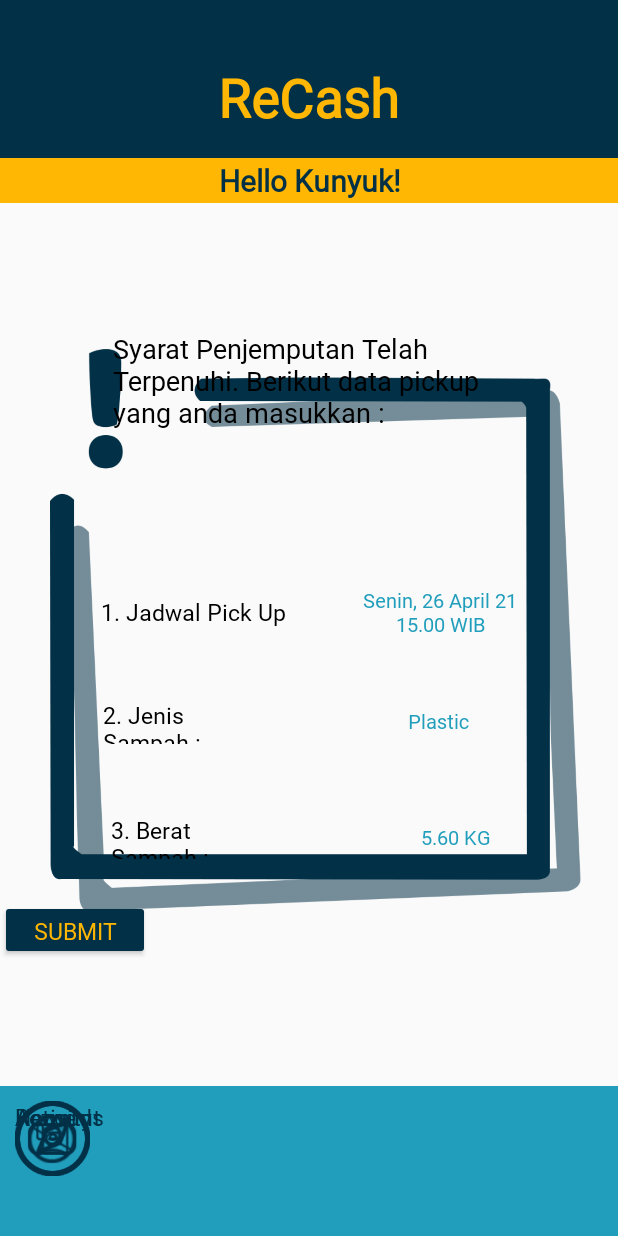
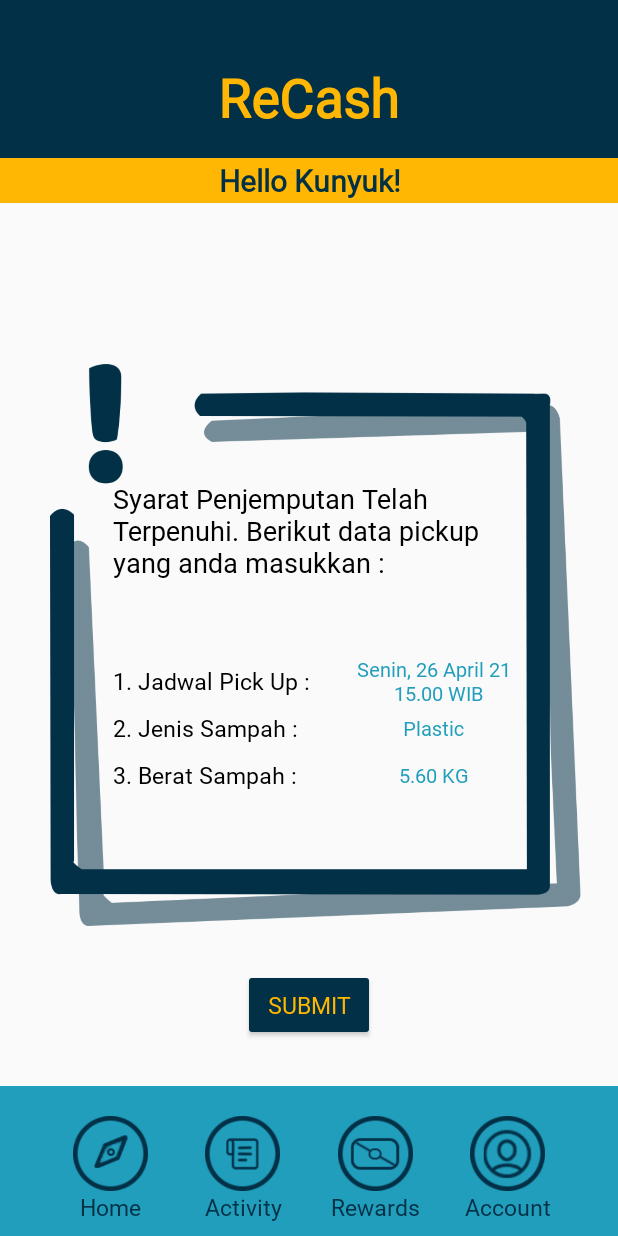
Before and after one commit to andriansanto/UAS_Mobile21, an Android app: the layout request_submit.xml on its own in the app's theme, with its tools: preview values and no code run, on a phone screen of 412 x 824 dp. Run offline under Robolectric (Android 15) with nearby library versions, the phone set to English and light mode, and no system bars.

Commit message:
constraint fixed

```diff
--- a/app/src/main/res/layout/request_submit.xml
+++ b/app/src/main/res/layout/request_submit.xml
@@ -39,7 +39,6 @@
         android:layout_width="match_parent"
         android:layout_height="30dp"
         android:background="@drawable/header_background3"
-
         app:layout_constraintTop_toBottomOf="@+id/layout_main">
 
         <TextView
@@ -47,7 +46,6 @@
             android:layout_width="200dp"
             android:layout_height="30dp"
             android:fontFamily="@font/baloo"
-
             android:gravity="center"
             android:text="Hello Kunyuk!"
             android:textColor="@color/birudongker"
@@ -63,21 +61,18 @@
             android:layout_width="match_parent"
             android:layout_height="wrap_content"
             app:layout_constraintTop_toBottomOf="@id/layout_main2"
-            app:layout_constraintBottom_toTopOf="@id/layoutt_main">
-
+            app:layout_constraintBottom_toTopOf="@id/bottom_main">
                 <ImageView
                     android:id="@+id/imageView"
                     android:layout_width="370dp"
                     android:layout_height="400dp"
                     android:contentDescription="@string/app_name"
-                android:foregroundGravity="center"
                     android:padding="8dp"
                     android:src="@drawable/box_submit_shadow"
                     app:layout_constraintEnd_toEndOf="parent"
                     app:layout_constraintHorizontal_bias="0.609"
                     app:layout_constraintStart_toStartOf="parent"
-                tools:layout_editor_absoluteY="16dp" />
-
+                    tools:ignore="MissingConstraints" />
                 <TextView
                     android:id="@+id/textView"
                     android:layout_width="270dp"
@@ -85,119 +80,120 @@
                     android:fontFamily="@font/baloo"
                     android:text="Syarat Penjemputan Telah Terpenuhi. Berikut data pickup yang anda masukkan :"
                     android:textColor="@color/black"
+                    android:layout_marginTop="90dp"
                     android:textSize="18dp"
                     app:layout_constraintEnd_toEndOf="@+id/imageView"
                     app:layout_constraintStart_toStartOf="@+id/imageView"
                     app:layout_constraintTop_toTopOf="@+id/imageView"
                     tools:ignore="MissingConstraints" />
 
+
+            <androidx.constraintlayout.widget.ConstraintLayout
+                        android:id="@+id/batas"
+                        android:layout_width="0dp"
+                        android:layout_height="wrap_content"
+                        app:layout_constraintTop_toBottomOf="@id/textView"
+                        app:layout_constraintBottom_toBottomOf="@id/imageView"
+                        app:layout_constraintStart_toStartOf="@id/textView"
+                        app:layout_constraintEnd_toEndOf="@id/textView"
+                        android:layout_marginBottom="70dp">
+
                         <TextView
-                android:id="@+id/textview1"
+                            android:id="@+id/jadwalpickup"
                             android:layout_width="wrap_content"
                             android:layout_height="wrap_content"
-                android:layout_marginTop="50dp"
                             android:fontFamily="@font/baloo"
-                android:text="1. Jadwal Pick Up"
+                            android:text="1. Jadwal Pick Up :"
                             android:textColor="@color/black"
+                            android:layout_marginTop="10dp"
                             android:textSize="15dp"
-                app:layout_constraintBottom_toTopOf="@id/textView2"
-                app:layout_constraintStart_toStartOf="@+id/imageView"
-                app:layout_constraintTop_toBottomOf="@+id/textView"
-                app:layout_constraintEnd_toStartOf="@id/textview7"
-                tools:ignore="MissingConstraints" />
+                            app:layout_constraintTop_toTopOf="@+id/batas"
+                            app:layout_constraintStart_toStartOf="@id/batas" />
 
                         <TextView
-                android:id="@+id/textview7"
-                android:layout_width="120dp"
-                android:layout_height="40dp"
+                            android:id="@+id/tanggal"
+                            android:layout_width="wrap_content"
+                            android:layout_height="wrap_content"
                             android:fontFamily="@font/baloo"
                             android:gravity="center"
-                android:text="Senin, 26 April 21 15.00 WIB"
+                            android:layout_marginStart="30dp"
+                            android:maxLines="2"
+                            android:text="Senin, 26 April 21 \n 15.00 WIB"
                             android:textColor="@color/biru"
                             android:textSize="13dp"
-
-                app:layout_constraintEnd_toEndOf="@+id/imageView"
-                app:layout_constraintBottom_toBottomOf="@id/textview1"
-                app:layout_constraintStart_toEndOf="@+id/textview1"
-                app:layout_constraintTop_toTopOf="@id/textview1" />
-
+                            app:layout_constraintStart_toEndOf="@id/jadwalpickup"
+                            app:layout_constraintTop_toTopOf="@id/jadwalpickup"
+                            app:layout_constraintBottom_toBottomOf="@id/jadwalpickup"
+                            app:layout_constraintEnd_toEndOf="@id/batas"/>
                         <TextView
-                android:id="@+id/textView2"
-                android:layout_width="120dp"
-                android:layout_height="30dp"
+                            android:id="@+id/jenissampah"
+                            android:layout_width="wrap_content"
+                            android:layout_height="wrap_content"
                             android:fontFamily="@font/baloo"
                             android:text="2. Jenis Sampah : "
                             android:textColor="@color/black"
+                            android:layout_marginTop="10dp"
                             android:textSize="15dp"
-                app:layout_constraintBottom_toTopOf="@id/textview3"
-                app:layout_constraintStart_toStartOf="@+id/imageView"
-                app:layout_constraintEnd_toStartOf="@id/textView5"
-                app:layout_constraintTop_toBottomOf="@id/textview1" />
-
+                            app:layout_constraintTop_toBottomOf="@id/jadwalpickup"
+                            app:layout_constraintStart_toStartOf="@id/batas" />
                         <TextView
-                android:id="@+id/textView5"
-                android:layout_width="120dp"
-                android:layout_height="20dp"
+                            android:id="@+id/jenis"
+                            android:layout_width="wrap_content"
+                            android:layout_height="wrap_content"
                             android:fontFamily="@font/baloo"
                             android:gravity="center"
                             android:text="Plastic"
                             android:textColor="@color/biru"
+                            android:layout_marginStart="30dp"
                             android:textSize="13dp"
-                app:layout_constraintTop_toTopOf="@id/textView2"
-                app:layout_constraintEnd_toEndOf="@+id/imageView"
-                app:layout_constraintStart_toEndOf="@+id/textView2"
-                app:layout_constraintBottom_toBottomOf="@id/textView2"
-                tools:ignore="MissingConstraints" />
-
+                            app:layout_constraintStart_toEndOf="@id/jenissampah"
+                            app:layout_constraintTop_toTopOf="@id/jenissampah"
+                            app:layout_constraintBottom_toBottomOf="@id/jenissampah"
+                            app:layout_constraintEnd_toEndOf="@id/batas"/>
                         <TextView
-                android:id="@+id/textview3"
-                android:layout_width="120dp"
-                android:layout_height="30dp"
+                            android:id="@+id/beratsampah"
+                            android:layout_width="wrap_content"
+                            android:layout_height="wrap_content"
                             android:fontFamily="@font/baloo"
                             android:text="3. Berat Sampah : "
                             android:textColor="@color/black"
                             android:textSize="15dp"
-                app:layout_constraintBottom_toBottomOf="@+id/imageView"
-                app:layout_constraintStart_toStartOf="@+id/imageView"
-                app:layout_constraintTop_toBottomOf="@+id/textView2"
-                app:layout_constraintEnd_toStartOf="@id/textView6"
-                tools:ignore="MissingConstraints" />
-
+                            android:layout_marginTop="10dp"
+                            app:layout_constraintTop_toBottomOf="@id/jenissampah"
+                            app:layout_constraintStart_toStartOf="@+id/batas" />
                         <TextView
-                android:id="@+id/textView6"
-                android:layout_width="120dp"
-                android:layout_height="20dp"
-
+                            android:id="@+id/nominalkg"
+                            android:layout_width="wrap_content"
+                            android:layout_height="wrap_content"
                             android:fontFamily="@font/baloo"
                             android:gravity="center"
                             android:text="5.60 KG"
+                            android:layout_marginStart="30dp"
                             android:textColor="@color/biru"
+                            android:textSize="13dp"
+                            app:layout_constraintStart_toEndOf="@id/beratsampah"
+                            app:layout_constraintTop_toTopOf="@id/beratsampah"
+                            app:layout_constraintBottom_toBottomOf="@id/beratsampah"
+                            app:layout_constraintEnd_toEndOf="@id/batas"/>
 
-                android:textSize="13dp"
-                app:layout_constraintTop_toTopOf="@id/textview3"
-                app:layout_constraintEnd_toEndOf="parent"
-                app:layout_constraintStart_toEndOf="@+id/textview3"
-                app:layout_constraintBottom_toBottomOf="@id/textview3" />
 
+
+                    </androidx.constraintlayout.widget.ConstraintLayout>
+        </androidx.constraintlayout.widget.ConstraintLayout>
     <Button
-                android:layout_width="100dp"
-                android:layout_height="40dp"
+        android:layout_width="wrap_content"
+        android:layout_height="wrap_content"
         android:backgroundTint="@color/birudongker"
         android:fontFamily="@font/baloo"
         android:text="SUBMIT"
         android:textColor="@color/kuning"
         android:textSize="15dp"
-                android:layout_marginTop="27dp"
-                app:layout_constraintTop_toBottomOf="@id/textview3"
-                app:layout_constraintBottom_toBottomOf="parent"
-                tools:layout_editor_absoluteX="160dp" />
-
-
-
-        </androidx.constraintlayout.widget.ConstraintLayout>
-
+        android:layout_marginBottom="30dp"
+        app:layout_constraintBottom_toTopOf="@id/bottom_main"
+        app:layout_constraintStart_toStartOf="parent"
+        app:layout_constraintEnd_toEndOf="parent"/>
     <androidx.constraintlayout.widget.ConstraintLayout
-        android:id="@+id/layoutt_main"
+        android:id="@+id/bottom_main"
         android:layout_width="match_parent"
         android:layout_height="100dp"
         android:background="@drawable/bott_back"
@@ -205,81 +201,91 @@
         app:layout_constraintBottom_toBottomOf="parent">
 
         <ImageView
+            android:id="@+id/home"
             android:layout_width="50dp"
             android:layout_height="50dp"
             android:src="@drawable/icon_home"
-            tools:layout_editor_absoluteX="25dp"
-            tools:layout_editor_absoluteY="5dp"
-            tools:ignore="MissingConstraints" />
+            android:layout_marginTop="10dp"
+            app:layout_constraintStart_toStartOf="parent"
+            app:layout_constraintTop_toTopOf="@id/bottom_main"
+            app:layout_constraintEnd_toStartOf="@+id/activity"/>
         <TextView
             android:layout_width="50dp"
             android:layout_height="20dp"
             android:text="Home"
+            android:gravity="center"
             android:fontFamily="@font/baloo"
             android:textColor="@color/birudongker"
             android:textSize="15dp"
-            tools:layout_editor_absoluteX="32dp"
-            tools:layout_editor_absoluteY="55dp"
-            tools:ignore="MissingConstraints" />
+            app:layout_constraintTop_toBottomOf="@id/home"
+            app:layout_constraintStart_toStartOf="@id/home"
+            app:layout_constraintEnd_toEndOf="@id/home"/>
 
         <ImageView
+            android:id="@+id/activity"
             android:layout_width="50dp"
+            android:layout_marginTop="10dp"
             android:layout_height="50dp"
             android:src="@drawable/icon_activity"
-            tools:layout_editor_absoluteX="125dp"
-            tools:layout_editor_absoluteY="5dp"
-            tools:ignore="MissingConstraints" />
+            app:layout_constraintStart_toEndOf="@id/home"
+            app:layout_constraintTop_toTopOf="@id/bottom_main"
+            app:layout_constraintEnd_toStartOf="@+id/rewards"/>
 
         <TextView
             android:layout_width="60dp"
             android:layout_height="20dp"
+            android:gravity="center"
             android:text="Activity"
             android:fontFamily="@font/baloo"
             android:textColor="@color/birudongker"
             android:textSize="15dp"
-            tools:layout_editor_absoluteX="124dp"
-            tools:layout_editor_absoluteY="55dp"
-            tools:ignore="MissingConstraints" />
+            app:layout_constraintTop_toBottomOf="@id/activity"
+            app:layout_constraintStart_toStartOf="@id/activity"
+            app:layout_constraintEnd_toEndOf="@id/activity" />
 
         <ImageView
+            android:id="@+id/rewards"
             android:layout_width="50dp"
+            android:layout_marginTop="10dp"
             android:layout_height="50dp"
             android:src="@drawable/icon_rewards"
-            tools:layout_editor_absoluteX="225dp"
-            tools:layout_editor_absoluteY="5dp"
-            tools:ignore="MissingConstraints" />
+            app:layout_constraintStart_toEndOf="@+id/activity"
+            app:layout_constraintTop_toTopOf="@+id/bottom_main"
+            app:layout_constraintEnd_toStartOf="@+id/account"/>
 
         <TextView
             android:layout_width="60dp"
             android:layout_height="20dp"
             android:text="Rewards"
+            android:gravity="center"
             android:fontFamily="@font/baloo"
             android:textColor="@color/birudongker"
             android:textSize="15dp"
-            tools:layout_editor_absoluteX="222dp"
-            tools:layout_editor_absoluteY="55dp"
-            tools:ignore="MissingConstraints" />
+            app:layout_constraintTop_toBottomOf="@id/rewards"
+            app:layout_constraintStart_toStartOf="@id/rewards"
+            app:layout_constraintEnd_toEndOf="@id/rewards"/>
 
         <ImageView
+            android:id="@+id/account"
+            android:layout_marginTop="10dp"
             android:layout_width="50dp"
             android:layout_height="50dp"
             android:src="@drawable/icon_account"
-            tools:layout_editor_absoluteX="325dp"
-            tools:layout_editor_absoluteY="5dp"
-            tools:ignore="MissingConstraints" />
+            app:layout_constraintStart_toEndOf="@id/rewards"
+            app:layout_constraintTop_toTopOf="@id/bottom_main"
+            app:layout_constraintEnd_toEndOf="@id/bottom_main" />
 
         <TextView
             android:layout_width="60dp"
             android:layout_height="20dp"
             android:text="Account"
+            android:gravity="center"
             android:fontFamily="@font/baloo"
             android:textColor="@color/birudongker"
             android:textSize="15dp"
-            tools:layout_editor_absoluteX="324dp"
-            tools:layout_editor_absoluteY="55dp"
-            tools:ignore="MissingConstraints" />
-
-
+            app:layout_constraintTop_toBottomOf="@id/account"
+            app:layout_constraintStart_toStartOf="@id/account"
+            app:layout_constraintEnd_toEndOf="@id/account"/>
     </androidx.constraintlayout.widget.ConstraintLayout>
 
 </androidx.constraintlayout.widget.ConstraintLayout>
```
Lines whose indentation alone changed are shown as unchanged.
